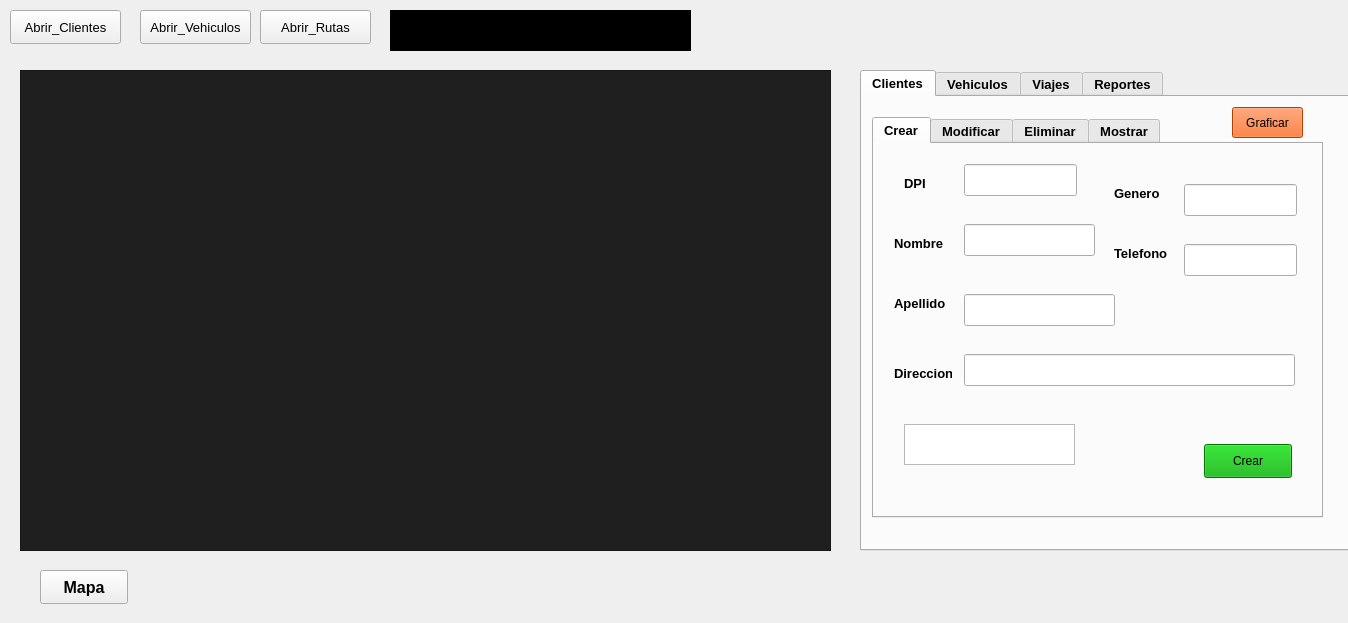
Qt form Rapidito/interfaz/Interfaz.ui (Marco131-xel/Edd_Proyecto2) before a commit.
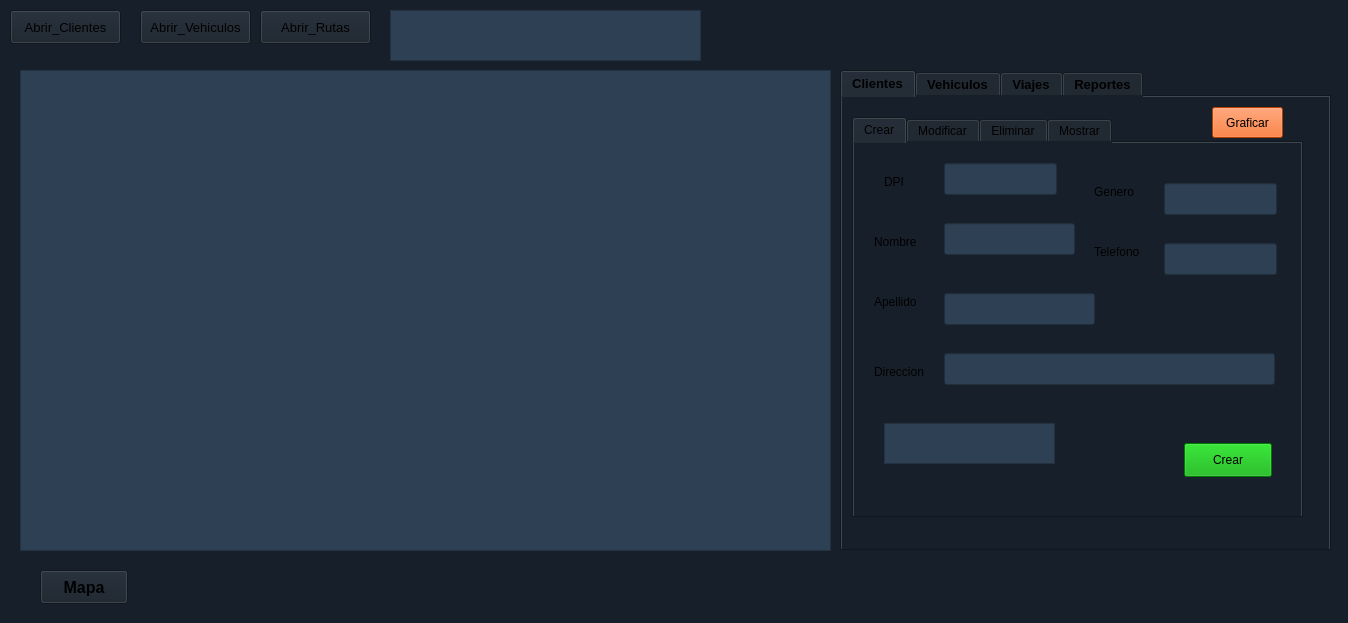
The same form after that commit.

Patch:
```diff
--- a/Rapidito/interfaz/Interfaz.ui
+++ b/Rapidito/interfaz/Interfaz.ui
@@ -19,6 +19,9 @@
   <property name="windowTitle">
    <string>MainWindow</string>
   </property>
+  <property name="styleSheet">
+   <string notr="true">background-color: rgb(23, 32, 42);</string>
+  </property>
   <widget class="QWidget" name="centralwidget">
    <widget class="QPushButton" name="BT_abrir_clientes">
     <property name="geometry">
@@ -90,14 +93,14 @@
      </rect>
     </property>
     <property name="styleSheet">
-     <string notr="true">background-color: rgb(31, 31, 31);
-color: rgb(170, 0, 255);</string>
+     <string notr="true">color: rgb(255, 255, 255);
+background-color: rgb(46, 64, 83);</string>
     </property>
    </widget>
    <widget class="QTabWidget" name="tabWidget">
     <property name="geometry">
      <rect>
-      <x>860</x>
+      <x>840</x>
       <y>70</y>
       <width>491</width>
       <height>481</height>
@@ -141,6 +144,10 @@
           <height>32</height>
          </rect>
         </property>
+        <property name="styleSheet">
+         <string notr="true">color: rgb(255, 255, 255);
+background-color: rgb(46, 64, 83);</string>
+        </property>
        </widget>
        <widget class="QLineEdit" name="crear_TELEFONO">
         <property name="geometry">
@@ -151,6 +158,10 @@
           <height>32</height>
          </rect>
         </property>
+        <property name="styleSheet">
+         <string notr="true">color: rgb(255, 255, 255);
+background-color: rgb(46, 64, 83);</string>
+        </property>
        </widget>
        <widget class="QLineEdit" name="crear_DIRECCION">
         <property name="geometry">
@@ -161,6 +172,10 @@
           <height>32</height>
          </rect>
         </property>
+        <property name="styleSheet">
+         <string notr="true">color: rgb(255, 255, 255);
+background-color: rgb(46, 64, 83);</string>
+        </property>
        </widget>
        <widget class="QLineEdit" name="crear_DPI">
         <property name="geometry">
@@ -171,6 +186,10 @@
           <height>32</height>
          </rect>
         </property>
+        <property name="styleSheet">
+         <string notr="true">color: rgb(255, 255, 255);
+background-color: rgb(46, 64, 83);</string>
+        </property>
        </widget>
        <widget class="QLineEdit" name="crear_NOMBRE">
         <property name="geometry">
@@ -181,6 +200,10 @@
           <height>32</height>
          </rect>
         </property>
+        <property name="styleSheet">
+         <string notr="true">color: rgb(255, 255, 255);
+background-color: rgb(46, 64, 83);</string>
+        </property>
        </widget>
        <widget class="QLineEdit" name="crear_APELLIDO">
         <property name="geometry">
@@ -191,6 +214,10 @@
           <height>32</height>
          </rect>
         </property>
+        <property name="styleSheet">
+         <string notr="true">color: rgb(255, 255, 255);
+background-color: rgb(46, 64, 83);</string>
+        </property>
        </widget>
        <widget class="QPushButton" name="BT_crear_cliente">
         <property name="geometry">
@@ -295,6 +322,20 @@
           <height>41</height>
          </rect>
         </property>
+        <property name="styleSheet">
+         <string notr="true">color: rgb(255, 255, 255);
+background-color: rgb(46, 64, 83);</string>
+        </property>
+        <property name="html">
+         <string>&lt;!DOCTYPE HTML PUBLIC &quot;-//W3C//DTD HTML 4.0//EN&quot; &quot;http://www.w3.org/TR/REC-html40/strict.dtd&quot;&gt;
+&lt;html&gt;&lt;head&gt;&lt;meta name=&quot;qrichtext&quot; content=&quot;1&quot; /&gt;&lt;meta charset=&quot;utf-8&quot; /&gt;&lt;style type=&quot;text/css&quot;&gt;
+p, li { white-space: pre-wrap; }
+hr { height: 1px; border-width: 0; }
+li.unchecked::marker { content: &quot;\2610&quot;; }
+li.checked::marker { content: &quot;\2612&quot;; }
+&lt;/style&gt;&lt;/head&gt;&lt;body style=&quot; font-family:'Noto Sans'; font-size:10pt; font-weight:400; font-style:normal;&quot;&gt;
+&lt;p align=&quot;center&quot; style=&quot;-qt-paragraph-type:empty; margin-top:0px; margin-bottom:0px; margin-left:0px; margin-right:0px; -qt-block-indent:0; text-indent:0px;&quot;&gt;&lt;br /&gt;&lt;/p&gt;&lt;/body&gt;&lt;/html&gt;</string>
+        </property>
        </widget>
       </widget>
       <widget class="QWidget" name="tab_modificar">
@@ -1465,13 +1506,13 @@
      <rect>
       <x>390</x>
       <y>10</y>
-      <width>301</width>
-      <height>41</height>
+      <width>311</width>
+      <height>51</height>
      </rect>
     </property>
     <property name="styleSheet">
-     <string notr="true">background-color: rgb(0, 0, 0);
-color: rgb(255, 255, 255);</string>
+     <string notr="true">color: rgb(255, 255, 255);
+background-color: rgb(46, 64, 83);</string>
     </property>
    </widget>
   </widget>
```
Left out of the diff: 212 changed lines with no effect on the pictures.
